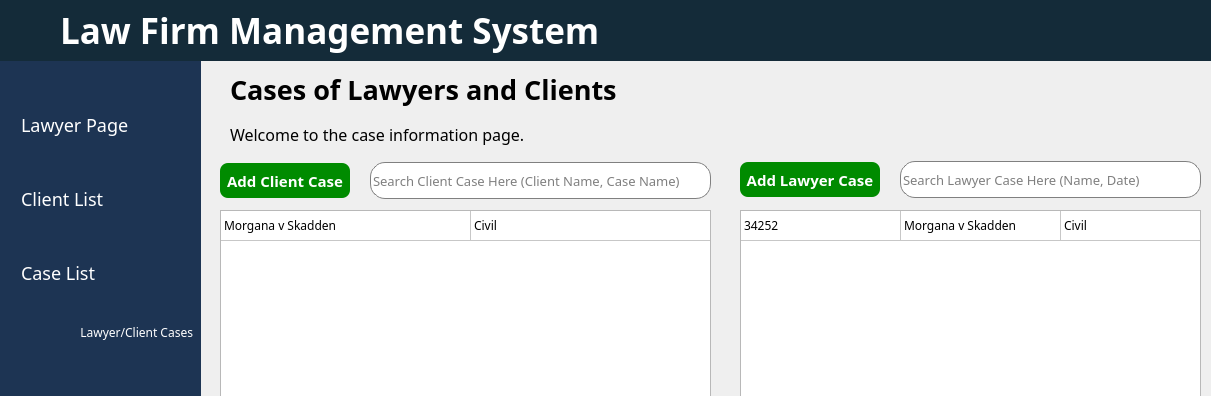
First picture: the form in ui/mainsys.ui, repository jhnabuel/Law-Information-System, before the edit; both pictures show x 0 to 1211 and y 0 to 396 of the 1211 by 726 pixel window.
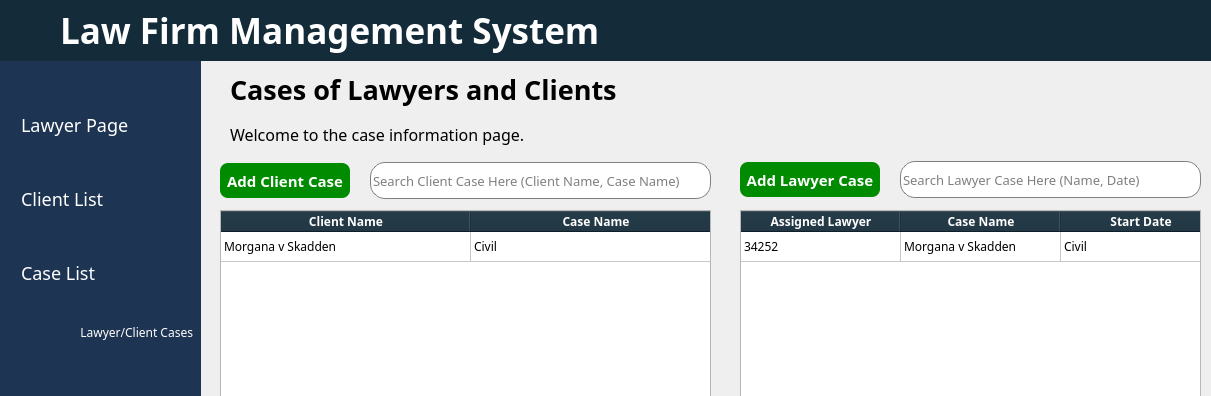
Second picture: the form after the edit. The open tabs and pages were chosen to show the change. Icons and pictures are not drawn.

Commit message: Changed table properties.

The edit to the form file:
```diff
--- a/ui/mainsys.ui
+++ b/ui/mainsys.ui
@@ -1149,7 +1149,7 @@
        <bool>true</bool>
       </property>
       <attribute name="horizontalHeaderVisible">
-       <bool>false</bool>
+       <bool>true</bool>
       </attribute>
       <attribute name="horizontalHeaderCascadingSectionResizes">
        <bool>false</bool>
@@ -1222,7 +1222,7 @@
        <bool>true</bool>
       </property>
       <attribute name="horizontalHeaderVisible">
-       <bool>false</bool>
+       <bool>true</bool>
       </attribute>
       <attribute name="horizontalHeaderCascadingSectionResizes">
        <bool>false</bool>
```
Left out of the diff: 4 changed lines with no effect on the pictures. The commit also changes 1 other file.
